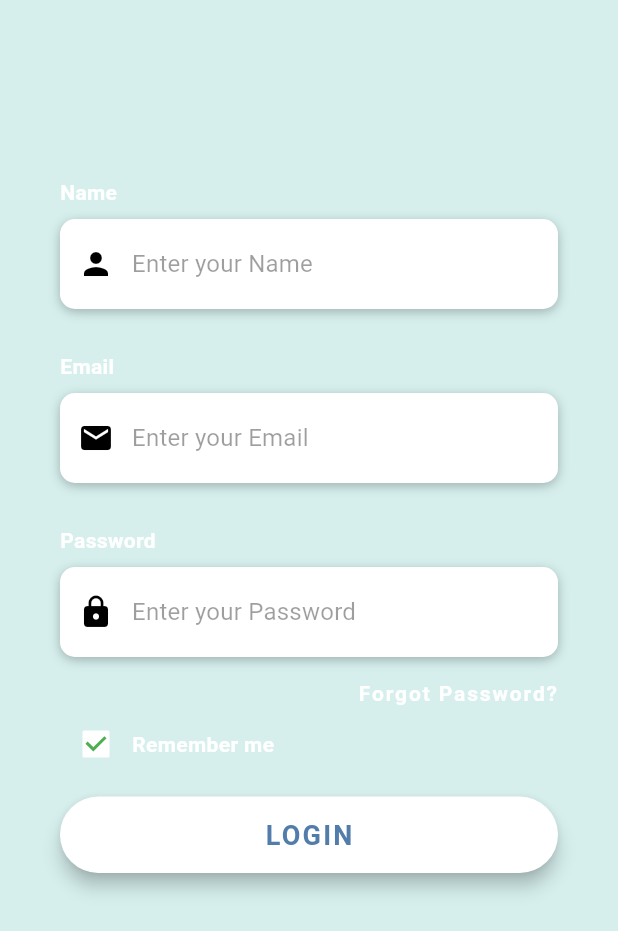
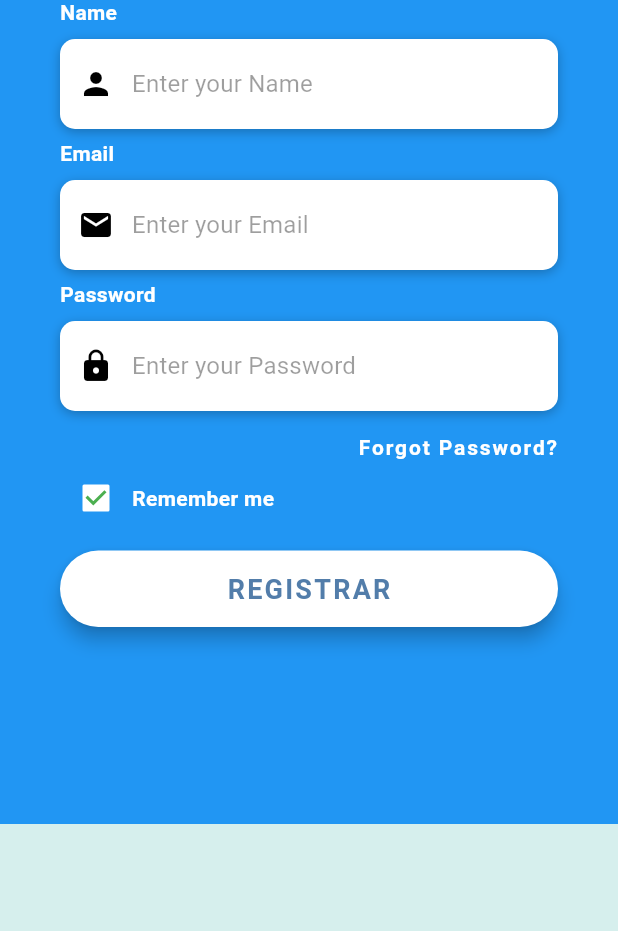
Before and after one commit to JuEnPeHa/motorparts_marketplace, a Flutter app: the RegisterPage widget shown alone on an empty page, opened directly, on a phone screen of 412 x 824 dp. Shown: the top 931 px of the screen. Run offline on Flutter 3.47's test engine with Material 2 defaults, Android fonts, the light colour scheme and no system bars; our stand-ins replace auto_size_text, cached_network_image, card_swiper, rive, supabase; accounts and stored records are empty; network calls fail; Roboto replaces fonts that are missing (OpenSans).

Commit message:
altura modificada

```diff
--- a/lib/pages/auth_pages/register_page.dart
+++ b/lib/pages/auth_pages/register_page.dart
@@ -1,42 +1,42 @@
+import 'package:cached_network_image/cached_network_image.dart';
 import 'package:flutter/material.dart';
 import 'package:flutter/src/widgets/container.dart';
 import 'package:flutter/src/widgets/framework.dart';
 
+//The height of the Register Page is 2/3 of the screen
 class RegisterPage extends StatelessWidget {
   const RegisterPage({super.key});
 
   @override
   Widget build(BuildContext context) {
-    return Stack(
-      children: [
-        Container(
-          height: double.infinity,
+    final Size size = MediaQuery.of(context).size;
+    return Container(
+      color: Colors.blue,
+      height: size.height / 3 * 2,
       child: SingleChildScrollView(
-            physics: AlwaysScrollableScrollPhysics(),
-            padding: EdgeInsets.symmetric(
+        physics: const AlwaysScrollableScrollPhysics(),
+        padding: const EdgeInsets.symmetric(
           horizontal: 40.0,
-              vertical: 120.0,
+          vertical: 0.0,
         ),
         child: Column(
           mainAxisAlignment: MainAxisAlignment.center,
           children: [
             _buildNameTF(),
-                SizedBox(
-                  height: 30.0,
+            const SizedBox(
+              height: 8.0,
             ),
             _buildEmailTF(),
-                SizedBox(
-                  height: 30.0,
+            const SizedBox(
+              height: 8.0,
             ),
             _buildPasswordTF(),
             _buildForgotPasswordBtn(),
             _buildRememberMeCheckbox(),
-                _buildLoginBtn(),
+            _BuildRegisterBtn(),
           ],
         ),
       ),
-        )
-      ],
     );
   }
 }
@@ -46,7 +46,7 @@ Widget _buildNameTF() {
   return Column(
     crossAxisAlignment: CrossAxisAlignment.start,
     children: [
-      Text(
+      const Text(
         'Name',
         style: TextStyle(
           color: Colors.white,
@@ -54,14 +54,14 @@ Widget _buildNameTF() {
           fontFamily: 'OpenSans',
         ),
       ),
-      SizedBox(height: 10.0),
+      const SizedBox(height: 10.0),
       Container(
         alignment: Alignment.centerLeft,
         decoration: BoxDecoration(
           color: Colors.white,
           borderRadius: BorderRadius.circular(10.0),
           boxShadow: [
-            BoxShadow(
+            const BoxShadow(
               color: Colors.black26,
               blurRadius: 6.0,
               offset: Offset(0, 2),
@@ -69,7 +69,7 @@ Widget _buildNameTF() {
           ],
         ),
         height: 60.0,
-        child: TextField(
+        child: const TextField(
           keyboardType: TextInputType.emailAddress,
           style: TextStyle(
             color: Colors.black87,
@@ -97,7 +97,7 @@ Widget _buildEmailTF() {
   return Column(
     crossAxisAlignment: CrossAxisAlignment.start,
     children: [
-      Text(
+      const Text(
         'Email',
         style: TextStyle(
           color: Colors.white,
@@ -105,14 +105,14 @@ Widget _buildEmailTF() {
           fontFamily: 'OpenSans',
         ),
       ),
-      SizedBox(height: 10.0),
+      const SizedBox(height: 10.0),
       Container(
         alignment: Alignment.centerLeft,
         decoration: BoxDecoration(
           color: Colors.white,
           borderRadius: BorderRadius.circular(10.0),
           boxShadow: [
-            BoxShadow(
+            const BoxShadow(
               color: Colors.black26,
               blurRadius: 6.0,
               offset: Offset(0, 2),
@@ -120,7 +120,7 @@ Widget _buildEmailTF() {
           ],
         ),
         height: 60.0,
-        child: TextField(
+        child: const TextField(
           keyboardType: TextInputType.emailAddress,
           style: TextStyle(
             color: Colors.black87,
@@ -148,7 +148,7 @@ Widget _buildPasswordTF() {
   return Column(
     crossAxisAlignment: CrossAxisAlignment.start,
     children: [
-      Text(
+      const Text(
         'Password',
         style: TextStyle(
           color: Colors.white,
@@ -156,14 +156,14 @@ Widget _buildPasswordTF() {
           fontFamily: 'OpenSans',
         ),
       ),
-      SizedBox(height: 10.0),
+      const SizedBox(height: 10.0),
       Container(
         alignment: Alignment.centerLeft,
         decoration: BoxDecoration(
           color: Colors.white,
           borderRadius: BorderRadius.circular(10.0),
           boxShadow: [
-            BoxShadow(
+            const BoxShadow(
               color: Colors.black26,
               blurRadius: 6.0,
               offset: Offset(0, 2),
@@ -171,7 +171,7 @@ Widget _buildPasswordTF() {
           ],
         ),
         height: 60.0,
-        child: TextField(
+        child: const TextField(
           obscureText: true,
           style: TextStyle(
             color: Colors.black87,
@@ -205,9 +205,9 @@ Widget _buildForgotPasswordBtn() {
         shape: MaterialStateProperty.all(RoundedRectangleBorder(
           borderRadius: BorderRadius.circular(30.0),
         )),
-        padding: MaterialStateProperty.all(EdgeInsets.only(right: 0.0)),
+        padding: MaterialStateProperty.all(const EdgeInsets.only(right: 0.0)),
       ),
-      child: Text(
+      child: const Text(
         'Forgot Password?',
         style: TextStyle(
           color: Colors.white,
@@ -234,7 +234,7 @@ Widget _buildRememberMeCheckbox() {
             onChanged: (value) {},
           ),
         ),
-        Text(
+        const Text(
           'Remember me',
           style: TextStyle(
             color: Colors.white,
@@ -247,24 +247,29 @@ Widget _buildRememberMeCheckbox() {
   );
 }
 
-//_buildLoginBtn()
-Widget _buildLoginBtn() {
+// _BuildLoginBtn
+class _BuildRegisterBtn extends StatelessWidget {
+  const _BuildRegisterBtn();
+
+  @override
+  Widget build(BuildContext context) {
     return Container(
-    padding: EdgeInsets.symmetric(vertical: 25.0),
+      padding: const EdgeInsets.symmetric(vertical: 25.0),
       width: double.infinity,
       child: ElevatedButton(
-      onPressed: () => print('Login Button Pressed'),
+        onPressed: () => print('Register Button Pressed'),
         style: ElevatedButton.styleFrom(
           primary: Colors.white,
           onPrimary: Colors.black,
+          shadowColor: Colors.black,
+          elevation: 5,
+          padding: const EdgeInsets.all(15.0),
           shape: RoundedRectangleBorder(
             borderRadius: BorderRadius.circular(30.0),
           ),
-        elevation: 5.0,
-        padding: EdgeInsets.all(15.0),
         ),
-      child: Text(
-        'LOGIN',
+        child: const Text(
+          'REGISTRAR',
           style: TextStyle(
             color: Color(0xFF527DAA),
             letterSpacing: 1.5,
@@ -276,20 +281,21 @@ Widget _buildLoginBtn() {
       ),
     );
   }
+}
 
 //_buildSignInWithText()
 Widget _buildSignInWithText() {
   return Column(
     children: [
-      Text(
+      const Text(
         '- OR -',
         style: TextStyle(
           color: Colors.white,
           fontWeight: FontWeight.w400,
         ),
       ),
-      SizedBox(height: 20.0),
-      Text(
+      const SizedBox(height: 20.0),
+      const Text(
         'Sign in with',
         style: TextStyle(
           color: Colors.white,
@@ -301,22 +307,26 @@ Widget _buildSignInWithText() {
   );
 }
 
-//_buildSocialBtnRow()
-Widget _buildSocialBtnRow() {
+// _BuildSocialBtnRow
+class _BuildSocialBtnRow extends StatelessWidget {
+  const _BuildSocialBtnRow({super.key});
+
+  @override
+  Widget build(BuildContext context) {
     return Padding(
-    padding: EdgeInsets.symmetric(vertical: 30.0),
+      padding: const EdgeInsets.symmetric(vertical: 8.0),
       child: Row(
         mainAxisAlignment: MainAxisAlignment.spaceEvenly,
         children: [
-        _buildSocialBtn(
-          () => print('Login with Facebook'),
-          AssetImage(
+          _BuildSocialBtn(
+            onTap: () => print('Login with Facebook'),
+            logo: const AssetImage(
               'assets/logos/facebook.jpg',
             ),
           ),
-        _buildSocialBtn(
-          () => print('Login with Google'),
-          AssetImage(
+          _BuildSocialBtn(
+            onTap: () => print('Login with Google'),
+            logo: const AssetImage(
               'assets/logos/google.jpg',
             ),
           ),
@@ -324,30 +334,34 @@ Widget _buildSocialBtnRow() {
       ),
     );
   }
+}
 
-//_buildSocialBtn()
-Widget _buildSocialBtn(Function onTap, AssetImage logo) {
+// _BuildSocialBtn
+class _BuildSocialBtn extends StatelessWidget {
+  final Function? onTap;
+  final AssetImage logo;
+  const _BuildSocialBtn({
+    super.key,
+    this.onTap,
+    required this.logo,
+  });
+
+  @override
+  Widget build(BuildContext context) {
     return GestureDetector(
       onTap: () => onTap,
+      child: ClipRRect(
+        borderRadius: BorderRadius.circular(25.0),
         child: Container(
-      height: 60.0,
-      width: 60.0,
-      decoration: BoxDecoration(
-        shape: BoxShape.circle,
-        color: Colors.white,
-        boxShadow: [
-          BoxShadow(
-            color: Colors.black26,
-            offset: Offset(0, 2),
-            blurRadius: 6.0,
-          ),
-        ],
-        image: DecorationImage(
-          image: logo,
+          height: 45.0,
+          width: 45.0,
+          child: CachedNetworkImage(
+            imageUrl: 'https://picsum.photos/250?image=9',
           ),
         ),
       ),
     );
+  }
 }
 
 //_buildSignupBtn()
@@ -355,7 +369,7 @@ Widget _buildSignupBtn() {
   return GestureDetector(
     onTap: () => print('Sign Up Button Pressed'),
     child: RichText(
-      text: TextSpan(
+      text: const TextSpan(
         children: [
           TextSpan(
             text: 'Don\'t have an Account? ',
--- a/pubspec.yaml
+++ b/pubspec.yaml
@@ -23,10 +23,11 @@ dependencies:
   equatable: ^2.0.3
   flutter_svg: ^2.0.1
   rive: ^0.10.2
+  hive: ^2.0.6
+  hive_flutter: ^1.1.0
+  shimmer: ^2.0.0
 
 dev_dependencies:
-  flutter_test:
-    sdk: flutter
   flutter_lints: ^2.0.1
 
 flutter:
```
Also changed, not shown: lib/pages/auth_pages/login_page.dart (+65 -41 lines), pubspec.lock, 2 other files. Lines whose indentation alone changed are shown as unchanged.
